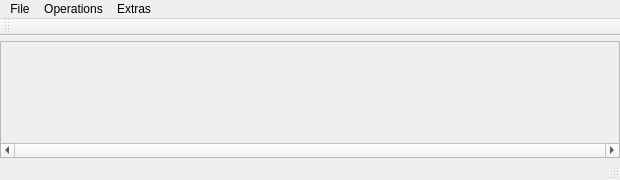
Above: KomischesCAIPProjekt/KomischesCAIPProjekt.ui from Kixel/KomischesCAIPProjekt before the change. Below: the same form after it.
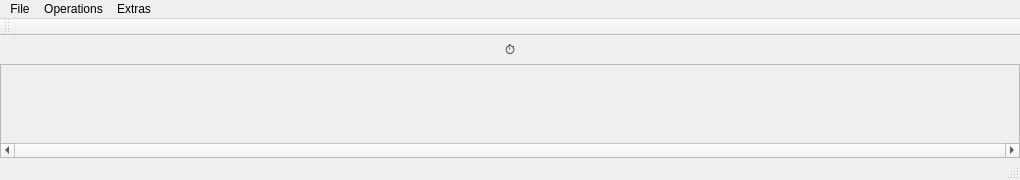
That is the form after the change.

Commit message: Upgraded ImageSelector to let it emit different mouse button clicks Left click now selects an image, right click opens the viewer

```diff
--- a/KomischesCAIPProjekt/KomischesCAIPProjekt.ui
+++ b/KomischesCAIPProjekt/KomischesCAIPProjekt.ui
@@ -6,7 +6,7 @@
    <rect>
     <x>0</x>
     <y>0</y>
-    <width>620</width>
+    <width>1020</width>
     <height>180</height>
    </rect>
   </property>
@@ -27,7 +27,7 @@
     <property name="bottomMargin">
      <number>0</number>
     </property>
-    <item row="0" column="0">
+    <item row="1" column="0">
      <widget class="QScrollArea" name="scrollArea">
       <property name="verticalScrollBarPolicy">
        <enum>Qt::ScrollBarAlwaysOff</enum>
@@ -49,8 +49,8 @@
         <rect>
          <x>0</x>
          <y>0</y>
-         <width>618</width>
-         <height>103</height>
+         <width>1018</width>
+         <height>79</height>
         </rect>
        </property>
        <property name="mouseTracking">
@@ -79,6 +79,24 @@
       </widget>
      </widget>
     </item>
+    <item row="0" column="0">
+     <widget class="QLabel" name="tempLabel">
+      <property name="font">
+       <font>
+        <pointsize>10</pointsize>
+       </font>
+      </property>
+      <property name="text">
+       <string>⏱️</string>
+      </property>
+      <property name="scaledContents">
+       <bool>true</bool>
+      </property>
+      <property name="alignment">
+       <set>Qt::AlignHCenter|Qt::AlignTop</set>
+      </property>
+     </widget>
+    </item>
    </layout>
   </widget>
   <widget class="QMenuBar" name="menuBar">
@@ -86,7 +104,7 @@
     <rect>
      <x>0</x>
      <y>0</y>
-     <width>620</width>
+     <width>1020</width>
      <height>21</height>
     </rect>
    </property>
```
The commit also changes 5 other files.
